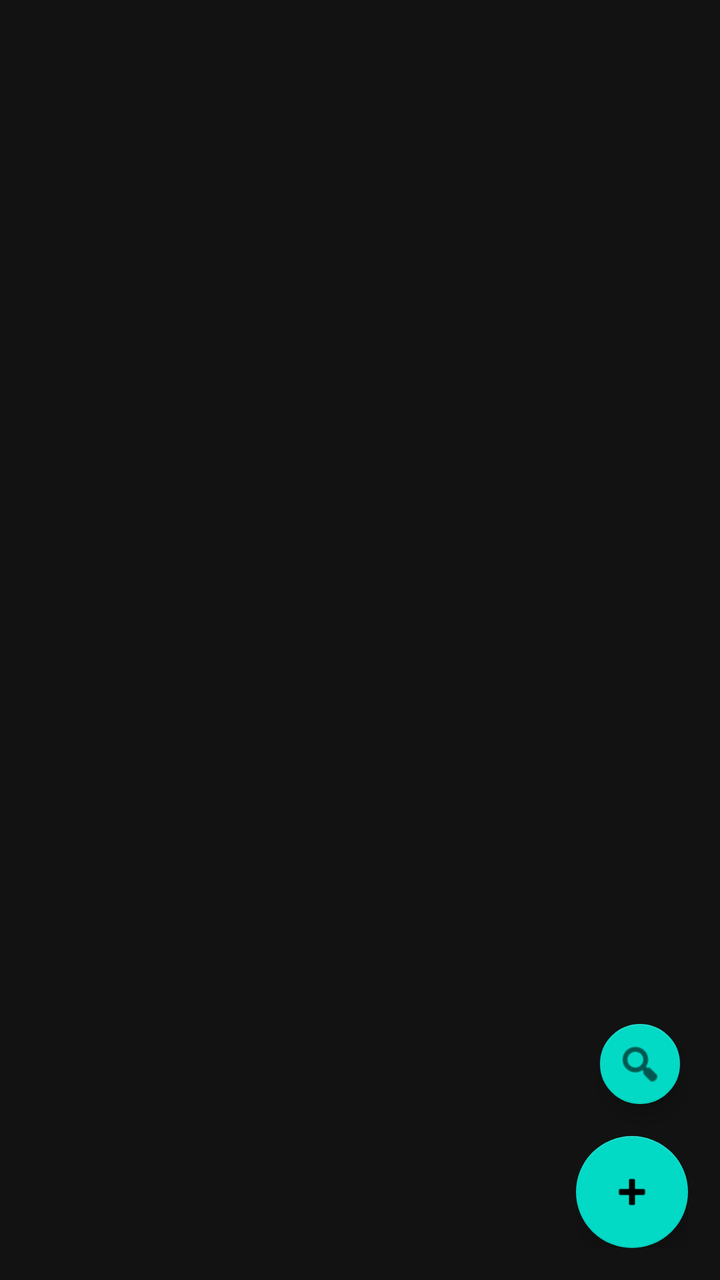
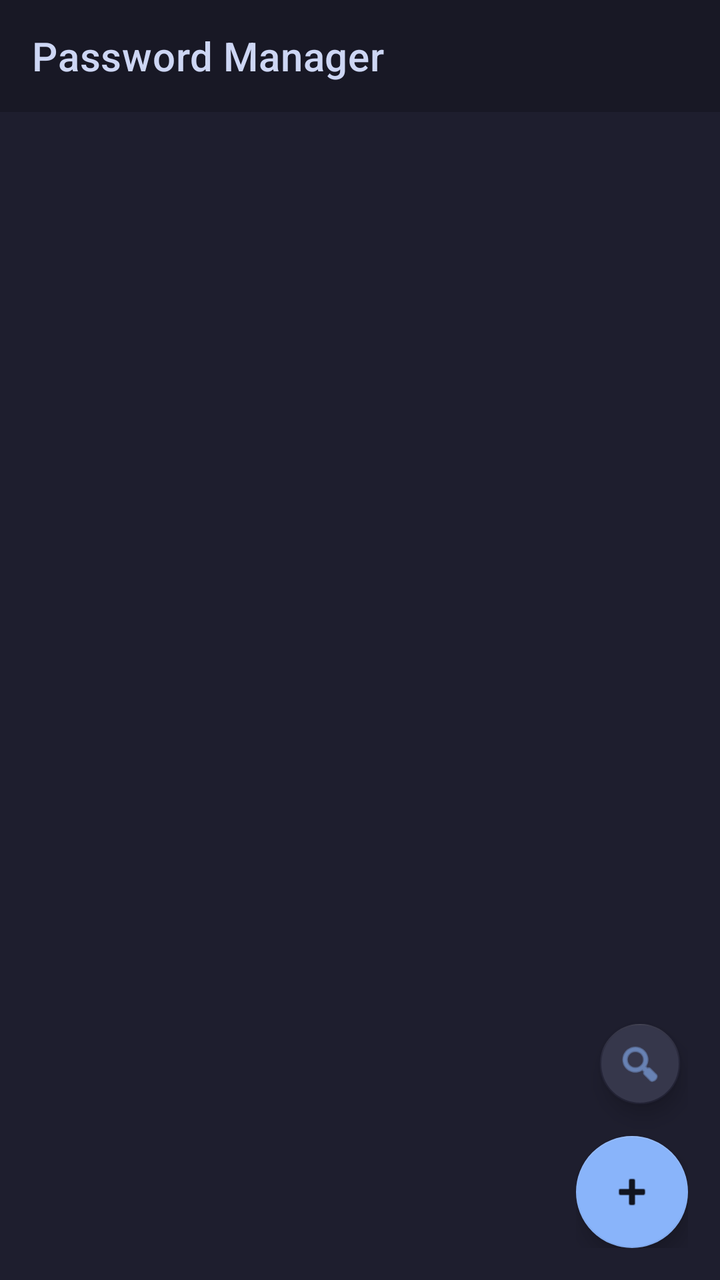

Two renders of the same Android screen: before a commit and after it. Below are the layout's source before the change and the commit's diff.
<!-- AndroidManifest.xml: application theme AppTheme -->
<!-- res/layout/activity_main.xml -->
<?xml version="1.0" encoding="utf-8"?>

<androidx.coordinatorlayout.widget.CoordinatorLayout
    xmlns:android="http://schemas.android.com/apk/res/android"
    xmlns:app="http://schemas.android.com/apk/res-auto"
    android:layout_width="match_parent"
    android:layout_height="match_parent">

    <LinearLayout
        android:layout_width="match_parent"
        android:layout_height="match_parent"
        android:orientation="vertical">

        
        <LinearLayout
            android:id="@+id/search_bar"
            android:layout_width="match_parent"
            android:layout_height="wrap_content"
            android:orientation="horizontal"
            android:padding="8dp"
            android:visibility="gone">

            <EditText
                android:id="@+id/edit_search"
                android:layout_width="0dp"
                android:layout_height="wrap_content"
                android:layout_weight="1"
                android:hint="Search by URL..."
                android:inputType="text"
                android:imeOptions="actionSearch"
                android:importantForAutofill="no" />

            <ImageButton
                android:id="@+id/btn_clear_search"
                android:layout_width="48dp"
                android:layout_height="48dp"
                android:src="@android:drawable/ic_menu_close_clear_cancel"
                android:contentDescription="Clear search"
                android:background="?attr/selectableItemBackgroundBorderless" />

        </LinearLayout>

        
        <ListView
            android:id="@+id/credential_list"
            android:layout_width="match_parent"
            android:layout_height="0dp"
            android:layout_weight="1"
            android:padding="8dp" />

    </LinearLayout>

    
    <LinearLayout
        android:layout_width="wrap_content"
        android:layout_height="wrap_content"
        android:layout_gravity="bottom|end"
        android:layout_margin="16dp"
        android:orientation="vertical"
        android:gravity="end">

        <com.google.android.material.floatingactionbutton.FloatingActionButton
            android:id="@+id/fab_search"
            android:layout_width="wrap_content"
            android:layout_height="wrap_content"
            android:layout_marginBottom="12dp"
            android:contentDescription="Search"
            android:src="@android:drawable/ic_menu_search"
            app:fabSize="mini" />

        <com.google.android.material.floatingactionbutton.FloatingActionButton
            android:id="@+id/fab_add"
            android:layout_width="wrap_content"
            android:layout_height="wrap_content"
            android:contentDescription="Add credential"
            android:src="@android:drawable/ic_input_add" />

    </LinearLayout>

</androidx.coordinatorlayout.widget.CoordinatorLayout>
<!-- resources referenced by this layout -->
<resources>
  <style name="AppTheme" parent="Theme.MaterialComponents.DayNight.NoActionBar">
          <item name="colorPrimary">#BB86FC</item>
          <item name="colorPrimaryVariant">#3700B3</item>
          <item name="colorOnPrimary">#000000</item>
          <item name="colorSecondary">#03DAC6</item>
          <item name="colorSecondaryVariant">#018786</item>
          <item name="colorOnSecondary">#000000</item>
          <item name="android:colorBackground">#121212</item>
          <item name="colorSurface">#121212</item>
          <item name="colorOnSurface">#FFFFFF</item>
      </style>
</resources>

<!-- the commit's change to res/layout/activity_main.xml (unified diff, before → after) -->
@@ -4,7 +4,8 @@
     xmlns:android="http://schemas.android.com/apk/res/android"
     xmlns:app="http://schemas.android.com/apk/res-auto"
     android:layout_width="match_parent"
-    android:layout_height="match_parent">
+    android:layout_height="match_parent"
+    android:background="#1E1E2E">
 
     <LinearLayout
         android:layout_width="match_parent"
@@ -12,33 +13,63 @@
         android:orientation="vertical">
 
         
-        <LinearLayout
+        <com.google.android.material.appbar.MaterialToolbar
+            android:id="@+id/toolbar"
+            android:layout_width="match_parent"
+            android:layout_height="?attr/actionBarSize"
+            android:background="#181825"
+            app:title="Password Manager"
+            app:titleTextColor="#CDD6F4"
+            app:titleCentered="false" />
+
+        
+        <com.google.android.material.card.MaterialCardView
             android:id="@+id/search_bar"
             android:layout_width="match_parent"
             android:layout_height="wrap_content"
-            android:orientation="horizontal"
-            android:padding="8dp"
-            android:visibility="gone">
+            android:layout_marginHorizontal="12dp"
+            android:layout_marginTop="10dp"
+            android:visibility="gone"
+            app:cardBackgroundColor="#252538"
+            app:cardCornerRadius="14dp"
+            app:cardElevation="0dp"
+            app:strokeColor="#3A3A54"
+            app:strokeWidth="1dp">
 
-            <EditText
-                android:id="@+id/edit_search"
-                android:layout_width="0dp"
+            <LinearLayout
+                android:layout_width="match_parent"
                 android:layout_height="wrap_content"
-                android:layout_weight="1"
-                android:hint="Search by URL..."
-                android:inputType="text"
-                android:imeOptions="actionSearch"
-                android:importantForAutofill="no" />
+                android:orientation="horizontal"
+                android:gravity="center_vertical"
+                android:paddingHorizontal="8dp">
 
-            <ImageButton
-                android:id="@+id/btn_clear_search"
-                android:layout_width="48dp"
-                android:layout_height="48dp"
-                android:src="@android:drawable/ic_menu_close_clear_cancel"
-                android:contentDescription="Clear search"
-                android:background="?attr/selectableItemBackgroundBorderless" />
+                <EditText
+                    android:id="@+id/edit_search"
+                    android:layout_width="0dp"
+                    android:layout_height="wrap_content"
+                    android:layout_weight="1"
+                    android:background="@null"
+                    android:hint="Search by URL..."
+                    android:textColor="#CDD6F4"
+                    android:textColorHint="#9AA2C0"
+                    android:paddingVertical="12dp"
+                    android:paddingHorizontal="8dp"
+                    android:inputType="text"
+                    android:imeOptions="actionSearch"
+                    android:importantForAutofill="no" />
 
-        </LinearLayout>
+                <ImageButton
+                    android:id="@+id/btn_clear_search"
+                    android:layout_width="44dp"
+                    android:layout_height="44dp"
+                    android:src="@android:drawable/ic_menu_close_clear_cancel"
+                    android:contentDescription="Clear search"
+                    app:tint="#9AA2C0"
+                    android:background="?attr/selectableItemBackgroundBorderless" />
+
+            </LinearLayout>
+
+        </com.google.android.material.card.MaterialCardView>
 
         
         <ListView
@@ -46,7 +77,12 @@
             android:layout_width="match_parent"
             android:layout_height="0dp"
             android:layout_weight="1"
-            android:padding="8dp" />
+            android:layout_marginTop="6dp"
+            android:divider="@null"
+            android:dividerHeight="0dp"
+            android:scrollbarStyle="outsideOverlay"
+            android:clipToPadding="false"
+            android:paddingBottom="96dp" />
 
     </LinearLayout>
 
@@ -66,6 +102,8 @@
             android:layout_marginBottom="12dp"
             android:contentDescription="Search"
             android:src="@android:drawable/ic_menu_search"
+            app:backgroundTint="#252538"
+            app:tint="#89B4FA"
             app:fabSize="mini" />
 
         <com.google.android.material.floatingactionbutton.FloatingActionButton
@@ -73,7 +111,9 @@
             android:layout_width="wrap_content"
             android:layout_height="wrap_content"
             android:contentDescription="Add credential"
-            android:src="@android:drawable/ic_input_add" />
+            android:src="@android:drawable/ic_input_add"
+            app:backgroundTint="#89B4FA"
+            app:tint="#11141F" />
 
     </LinearLayout>
 
<!-- resource entries referenced after the edit -->
@@ -1,15 +1,46 @@
 <!-- resources referenced by this layout -->
 <resources>
-  <style name="AppTheme" parent="Theme.MaterialComponents.DayNight.NoActionBar">
-          <item name="colorPrimary">#BB86FC</item>
-          <item name="colorPrimaryVariant">#3700B3</item>
-          <item name="colorOnPrimary">#000000</item>
-          <item name="colorSecondary">#03DAC6</item>
-          <item name="colorSecondaryVariant">#018786</item>
-          <item name="colorOnSecondary">#000000</item>
-          <item name="android:colorBackground">#121212</item>
-          <item name="colorSurface">#121212</item>
-          <item name="colorOnSurface">#FFFFFF</item>
+  <style name="AppTheme" parent="Theme.MaterialComponents.NoActionBar">
+          <item name="colorPrimary">#89B4FA</item>
+          <item name="colorPrimaryVariant">#5E84C8</item>
+          <item name="colorOnPrimary">#11141F</item>
+          <item name="colorSecondary">#89B4FA</item>
+          <item name="colorSecondaryVariant">#5E84C8</item>
+          <item name="colorOnSecondary">#11141F</item>
+  
+          <item name="android:colorBackground">#1E1E2E</item>
+          <item name="colorSurface">#252538</item>
+          <item name="colorOnBackground">#CDD6F4</item>
+          <item name="colorOnSurface">#CDD6F4</item>
+          <item name="colorError">#F38BA8</item>
+  
+          <item name="android:statusBarColor">#181825</item>
+          <item name="android:navigationBarColor">#181825</item>
+          <item name="android:windowLightStatusBar">false</item>
+  
+          
+          <item name="shapeAppearanceSmallComponent">@style/Shape.Rounded.Small</item>
+          <item name="shapeAppearanceMediumComponent">@style/Shape.Rounded.Medium</item>
+          <item name="materialAlertDialogTheme">@style/AppTheme.Dialog</item>
+      </style>
+  <style name="Shape.Rounded.Small" parent="ShapeAppearance.MaterialComponents.SmallComponent">
+          <item name="cornerFamily">rounded</item>
+          <item name="cornerSize">10dp</item>
+      </style>
+  <style name="Shape.Rounded.Medium" parent="ShapeAppearance.MaterialComponents.MediumComponent">
+          <item name="cornerFamily">rounded</item>
+          <item name="cornerSize">16dp</item>
+      </style>
+  <style name="AppTheme.Dialog" parent="ThemeOverlay.MaterialComponents.MaterialAlertDialog">
+          <item name="android:background">#252538</item>
+          <item name="colorSurface">#252538</item>
+          <item name="colorOnSurface">#CDD6F4</item>
+          <item name="buttonBarPositiveButtonStyle">@style/AppTheme.Dialog.Button</item>
+          <item name="buttonBarNegativeButtonStyle">@style/AppTheme.Dialog.Button</item>
+          <item name="buttonBarNeutralButtonStyle">@style/AppTheme.Dialog.Button</item>
+      </style>
+  <style name="AppTheme.Dialog.Button" parent="Widget.MaterialComponents.Button.TextButton.Dialog">
+          <item name="android:textColor">#89B4FA</item>
       </style>
 </resources>
 
